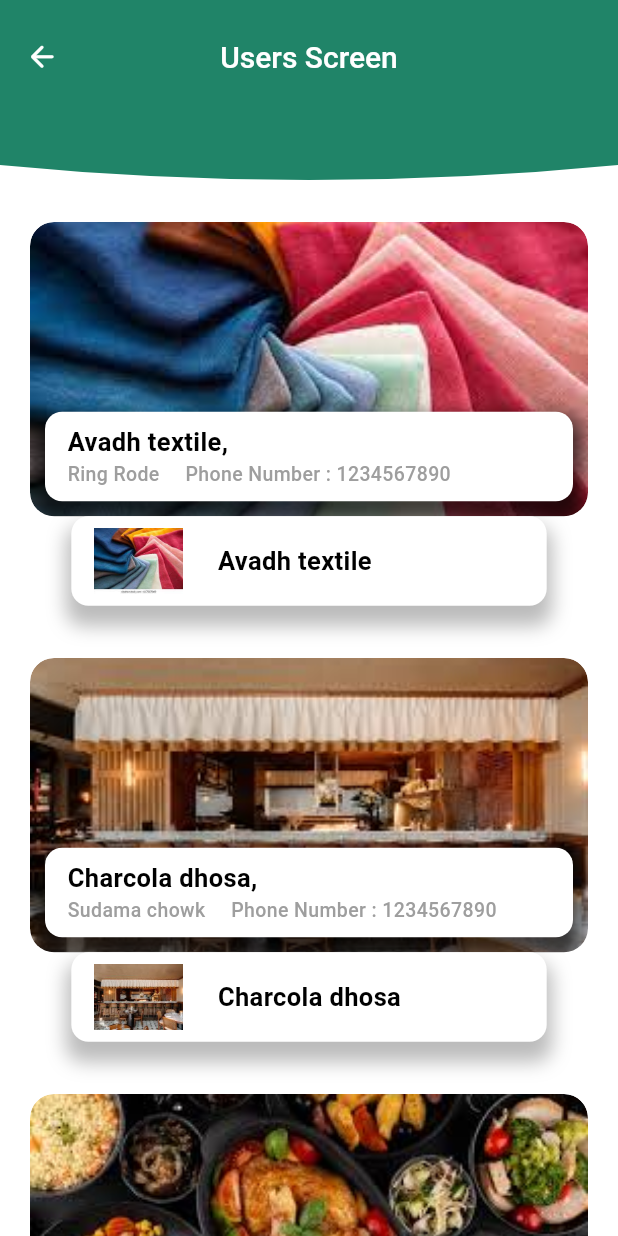
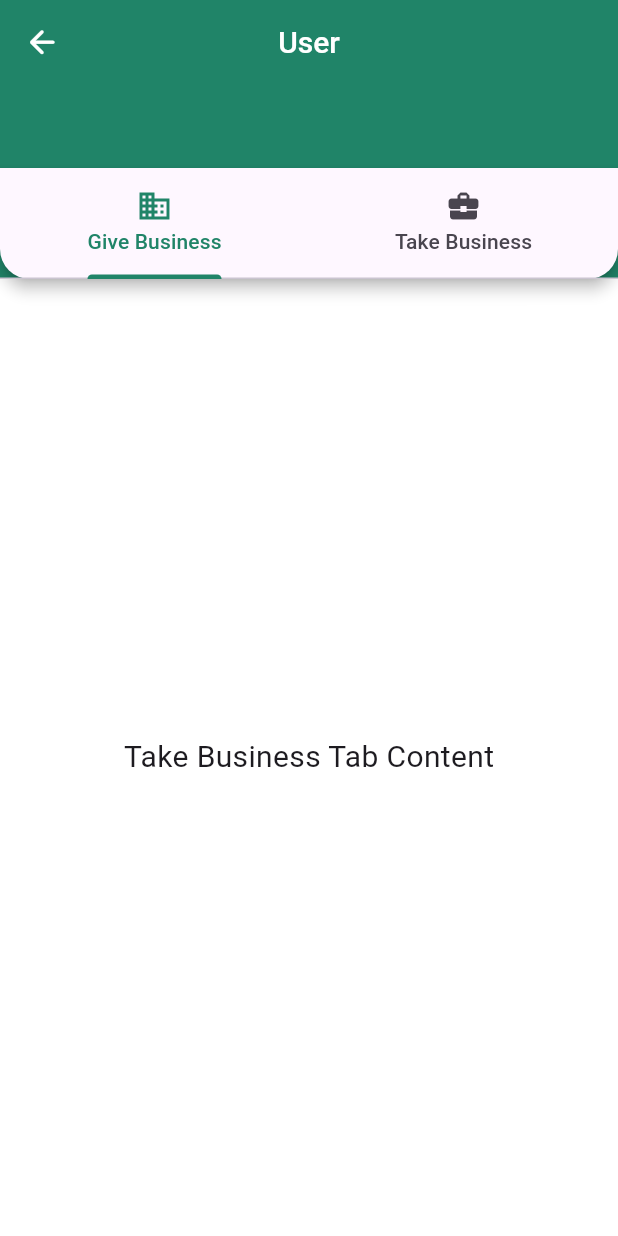
Before and after one commit to komalweetech/business_networking_kpvs, a Flutter app: the UsersScreen screen opened by its route, on a phone screen of 412 x 824 dp. Run offline on Flutter 3.47's test engine with Material 3 defaults, Android fonts, the phone set to English and light mode, and no system bars; our stand-ins replace firebase_auth, firebase_core, flutter_otp_text_field, flutter_screenutil, get, image_cropper and 2 more; accounts and stored records are empty.

Commit message:
user tab screen

```diff
--- a/lib/Config/Images.dart
+++ b/lib/Config/Images.dart
@@ -18,6 +18,7 @@ static const String bottombar_selected_meeting = "assets/bottomBar_icon/selected
 static const String bottombar_selected_wings = "assets/bottomBar_icon/selected_wings.png";
 
 //drawer icon
+  static const String drawer = "assets/drawer_icon/drawer.png";
 static const String drawer_profile = "assets/icons/drawer_profile.png";
 static const String drawer_business = "assets/drawer_icon/business.png";
 static const String drawer_users = "assets/drawer_icon/users.png";
--- a/lib/main.dart
+++ b/lib/main.dart
@@ -36,8 +36,7 @@ class MyApp extends StatelessWidget {
      return GetMaterialApp(
        debugShowCheckedModeBanner: false,
          title: 'Flutter Demo',
-         theme: ThemeData(
-         ),
+         theme: ThemeData(),
         //  home:  LoginScreen(),
        initialRoute: '/splash', //Set initial route.
        getPages: [
@@ -51,7 +50,7 @@ class MyApp extends StatelessWidget {
          GetPage(name: '/dashBoard', page: () => const DashBoardScreen()),
          // Drawer screen
          GetPage(name: '/AllBusinessScreen', page: () => const AllBusinessCardScreen()),
-         GetPage(name: '/AddBusiness', page: () => const AddBusinessScreen()),
+         GetPage(name: '/AddBusiness', page: () => const AddBusiness()),
          GetPage(name: '/users', page: () => const UsersScreen()),
          GetPage(name: '/group', page: () => const GroupScreen()),
          GetPage(name: '/settings', page: () => const SettingsScreen()),
--- a/lib/module/aboutUs_screen/view/screen/aboutUs_screen.dart
+++ b/lib/module/aboutUs_screen/view/screen/aboutUs_screen.dart
@@ -1,4 +1,6 @@
 import 'package:flutter/material.dart';
+
+import '../../../../Utils/commonWidget/common_AppBar.dart';
 
 class AboutUsScreen extends StatefulWidget {
   const AboutUsScreen({super.key});
@@ -11,6 +13,9 @@ class _AboutUsScreenState extends State<AboutUsScreen> {
   @override
   Widget build(BuildContext context) {
     return Scaffold(
+      appBar: CommonAppBar(
+        title: "About Us",
+        actions: [],),
       body: Center(
         child: Text("About Us"),
       ),
--- a/lib/module/business_screen/view/screen/add_business.dart
+++ b/lib/module/business_screen/view/screen/add_business.dart
@@ -2,8 +2,8 @@ import 'package:flutter/cupertino.dart';
 import 'package:flutter/material.dart';
 import 'package:kpvs/Config/BaseColors.dart';
 
-class AddBusinessScreen extends StatelessWidget {
-  const AddBusinessScreen({Key? key}) : super(key: key);
+class AddBusiness extends StatelessWidget {
+  const AddBusiness({Key? key}) : super(key: key);
 
   @override
   Widget build(BuildContext context) {
--- a/lib/module/contact_us/view/screen/contactUs_screen.dart
+++ b/lib/module/contact_us/view/screen/contactUs_screen.dart
@@ -1,4 +1,6 @@
 import 'package:flutter/material.dart';
+
+import '../../../../Utils/commonWidget/common_AppBar.dart';
 
 class ContactUsScreen extends StatefulWidget {
   const ContactUsScreen({super.key});
@@ -11,6 +13,9 @@ class _ContactUsScreenState extends State<ContactUsScreen> {
   @override
   Widget build(BuildContext context) {
     return Scaffold(
+      appBar: CommonAppBar(
+        title: "Contact US",
+        actions: [],),
       body: Center(
         child: Text("Contact Us"),
       ),
--- a/lib/module/deshboard/view/screen/dashboard_screen.dart
+++ b/lib/module/deshboard/view/screen/dashboard_screen.dart
@@ -5,7 +5,6 @@ import 'package:get/get_state_manager/src/rx_flutter/rx_obx_widget.dart';
 import 'package:kpvs/Config/BaseColors.dart';
 import 'package:kpvs/Utils/commonWidget/statusBarTheme.dart';
 import 'package:kpvs/module/attendences/view/screen/attendences_screen.dart';
-import 'package:kpvs/module/business_screen/view/screen/add_business.dart';
 import 'package:kpvs/module/deshboard/view/widget/dashboard_drawer_widget.dart';
 import 'package:kpvs/module/home/view/screen/home_screen.dart';
 import 'package:kpvs/module/meeting/view/screen/meeting_screen.dart';
--- a/lib/module/deshboard/view/widget/dashboard_drawer_widget.dart
+++ b/lib/module/deshboard/view/widget/dashboard_drawer_widget.dart
@@ -52,7 +52,7 @@ class _DashboardDrawerWidgetsState extends State<DashboardDrawerWidgets> {
               // Navigator.push(
               //   context,
               //   MaterialPageRoute(
-              //       builder: (context) => const AddBusinessScreen()),
+              //       builder: (context) => const AddBusiness()),
               // );
               Get.toNamed('/AllBusinessScreen',arguments: true);
             },
--- a/lib/module/settings/view/screen/settings_screen.dart
+++ b/lib/module/settings/view/screen/settings_screen.dart
@@ -1,4 +1,6 @@
 import 'package:flutter/material.dart';
+
+import '../../../../Utils/commonWidget/common_AppBar.dart';
 
 class SettingsScreen extends StatefulWidget {
   const SettingsScreen({super.key});
@@ -11,6 +13,9 @@ class _SettingsScreenState extends State<SettingsScreen> {
   @override
   Widget build(BuildContext context) {
     return Scaffold(
+      appBar: CommonAppBar(
+        title: "Setting",
+        actions: [],),
       body: Center(
         child: Text("Settings")
       ),
--- /dev/null
+++ b/lib/module/users/view/Screen/giveBusinessTab.dart
@@ -0,0 +1,20 @@
+import 'package:flutter/material.dart';
+
+class GiveBusinessTab extends StatefulWidget {
+  const GiveBusinessTab({super.key});
+
+  @override
+  State<GiveBusinessTab> createState() => _GiveBusinessTabState();
+}
+
+class _GiveBusinessTabState extends State<GiveBusinessTab> {
+  @override
+  Widget build(BuildContext context) {
+    return  Center(
+      child: Text(
+        'Take Business Tab Content',
+        style: TextStyle(fontSize: 20),
+      ),
+    );
+  }
+}
--- a/lib/module/users/view/Screen/users_screen.dart
+++ b/lib/module/users/view/Screen/users_screen.dart
@@ -1,8 +1,12 @@
 import 'package:flutter/material.dart';
+import 'package:get/get.dart';
+import 'package:kpvs/Config/BaseColors.dart';
+import 'package:kpvs/module/users/view/Screen/takeBusinessTab.dart';
 
 import '../../../../Config/Images.dart';
 import '../../../../Utils/commonWidget/common_AppBar.dart';
 import '../../../../Utils/commonWidget/common_business_card.dart';
+import 'giveBusinessTab.dart';
 
 class UsersScreen extends StatefulWidget {
   const UsersScreen({super.key});
@@ -14,37 +18,61 @@ class UsersScreen extends StatefulWidget {
 class _UsersScreenState extends State<UsersScreen> {
   @override
   Widget build(BuildContext context) {
-    return const Scaffold(
-      appBar: CommonAppBar(
-        title: "Users Screen",
-        actions: [],),
-      backgroundColor: Colors.white,
-      body: Column(
-        children: [
-          Expanded(
-              child: SingleChildScrollView(
-                child: Padding(
-                  padding: EdgeInsets.only(top: 10),
-                  child: Column(
-                    children: [
-                      CommonBusinessCard(images: AppImages.textile_business,business_name: "Avadh textile",business_Add: "Ring Rode",),
-                      CommonBusinessCard(images: AppImages.restaurants_business,business_name: "Charcola dhosa",business_Add: "Sudama chowk",),
-                      CommonBusinessCard(images: AppImages.food_business,business_name: "Jalaram Food cornar",business_Add: "Vip Khavdhra gali ",),
-                      CommonBusinessCard(images: AppImages.parlour_business,business_name: "ABC parlour" ,business_Add: "Katargam",),
-                      CommonBusinessCard(images: AppImages.sand_business,business_name: "ABC sand ",business_Add: "Dhabholi",),
-                      CommonBusinessCard(images: AppImages.it_business,business_name: "Weetech institute",business_Add: "Astha squere",),
-                      CommonBusinessCard(images: AppImages.consulting_business,business_name: "it Consulting",business_Add: "Platinum Point",),
-                      CommonBusinessCard(images: AppImages.farm_business,business_name: "Khodal Farma",business_Add: "Rajkot",),
-                      CommonBusinessCard(images: AppImages.ca_business,business_name: "Shreeji Accounting",business_Add: "Silver chowk",),
-                      CommonBusinessCard(images: AppImages.teaching_business,business_name: "Ashadeep school",business_Add: "Uttran",),
-
+    return DefaultTabController(
+        length: 2,
+        child: Scaffold(
+            appBar: AppBar(
+              backgroundColor: AppColor.kPrimaryColor,
+              centerTitle: true,
+              title: const Text(
+                'User',
+                style: TextStyle(
+                    fontSize: 20,
+                    fontWeight: FontWeight.w500,
+                    color: Colors.white),
+              ),
+              leading: IconButton(
+                icon: const Icon(
+                  Icons.arrow_back_rounded,
+                  color: Colors.white,
+                  size: 25,
+                ),
+                // Use leadingIcon if provided, otherwise default to Icons.arrow_back_rounded
+                onPressed: () {
+                  Get.back();
+                }, // Call the callback function
+              ),
+              bottom: PreferredSize(
+                preferredSize: const Size.fromHeight(130),
+                child: Material(
+                  shape: const RoundedRectangleBorder(
+                    borderRadius: BorderRadius.only(
+                      bottomLeft: Radius.circular(20),
+                      bottomRight: Radius.circular(20),
+                    ),
+                  ),
+                  elevation: 4, // Add elevation to create a shadow effect
+                  child: TabBar(
+                    indicatorColor: AppColor.kPrimaryColor,
+                    labelColor: AppColor.kPrimaryColor,
+                    tabs: const [
+                      Tab(
+                        icon: Icon(Icons.business),
+                        text: 'Give Business',
+                      ),
+                      Tab(
+                        icon: Icon(Icons.business_center),
+                        text: 'Take Business',
+                      ),
                     ],
                   ),
                 ),
-              )
-          ),
-        ],
-      ),
-    );;
+              ),
+            ),
+            backgroundColor: Colors.white,
+            body: const TabBarView(children: [
+              GiveBusinessTab(), // Content for the first tab
+              TakeBusinessTab(),
+            ])));
   }
 }
```
Also changed, not shown: lib/Utils/commonWidget/common_AppBar.dart (+8 -5 lines), lib/module/group/view/screen/group_screen.dart (+6 -1 lines), lib/module/users/view/Screen/takeBusinessTab.dart (added, +20 -0 lines), assets/drawer_icon/drawer.png (added).
